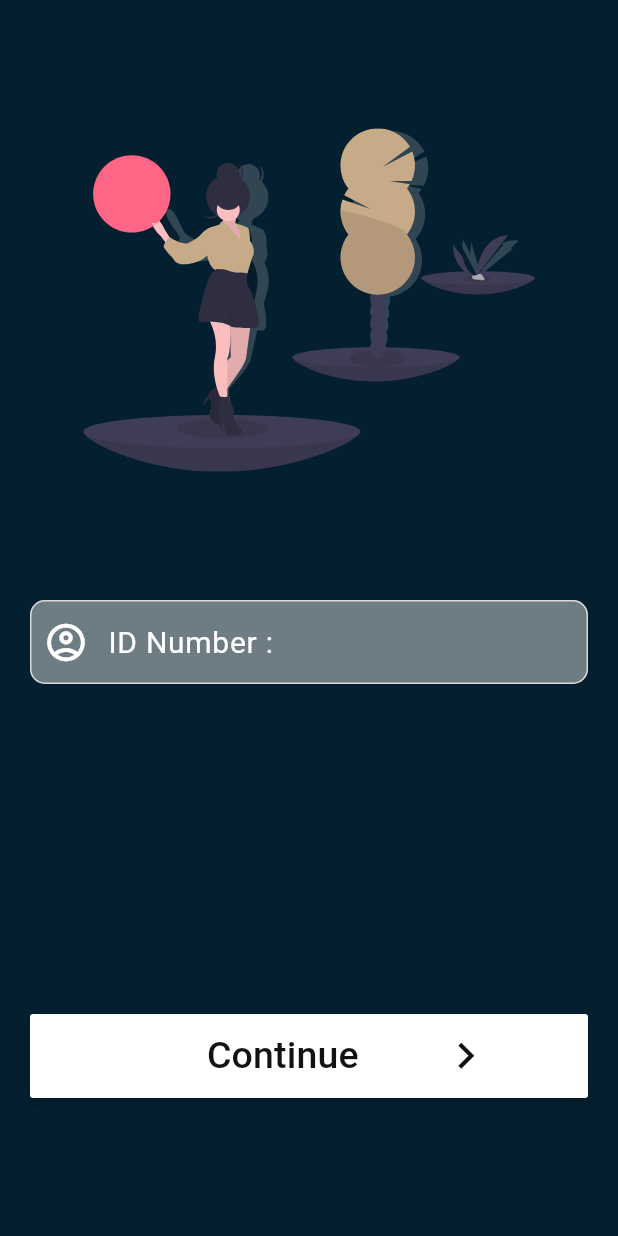
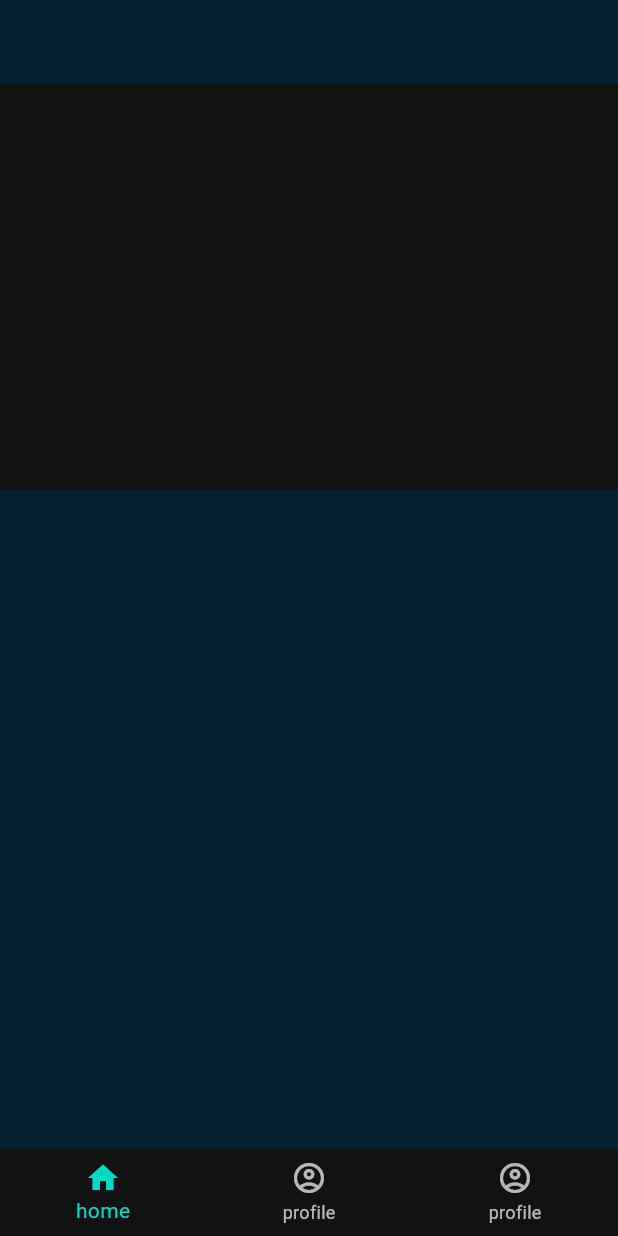
Before and after one commit to RonaldTayie/HospiSolve, a Flutter app: the screen it shows after launch, after a tap on "Continue", on a phone screen of 412 x 824 dp. Run offline on Flutter 3.47's test engine with Material 2 defaults, Android fonts, the phone set to English and light mode, and no system bars; our stand-ins replace flutter_svg.

Commit message:
home screen

```diff
--- /dev/null
+++ b/lib/views/BaseView.dart
@@ -0,0 +1,27 @@
+import 'package:flutter/material.dart';
+import 'package:hospisolve/views/pages/HomeView.dart';
+
+class BaseView extends StatefulWidget {
+  const BaseView({super.key});
+  @override
+  State<BaseView> createState() => _BaseViewState();
+}
+
+class _BaseViewState extends State<BaseView> {
+  @override
+  Widget build(BuildContext context) {
+    return Scaffold(
+      appBar: AppBar(),
+      body: PageView(children: [
+        HomeView()
+      ],),
+      bottomNavigationBar: BottomNavigationBar(
+        items: const [
+          BottomNavigationBarItem(icon: Icon(Icons.home),label: "home"),
+          BottomNavigationBarItem(icon: Icon(Icons.account_circle_outlined), label: "profile"),
+          BottomNavigationBarItem(icon: Icon(Icons.account_circle_outlined), label: "profile"),
+        ],
+      ),
+    );
+  }
+}
--- a/lib/views/login.dart
+++ b/lib/views/login.dart
@@ -1,5 +1,6 @@
 import 'package:flutter/material.dart';
 import 'package:flutter_svg/flutter_svg.dart';
+import 'package:hospisolve/views/BaseView.dart';
 
 class LoginView extends StatefulWidget {
   const LoginView({super.key});
@@ -74,7 +75,9 @@ class _LoginViewState extends State<LoginView> {
                     const Spacer(flex: 1,),
                   ],
                 ),
-                onPressed: (){},
+                onPressed: (){
+                  Navigator.pushReplacement(context, MaterialPageRoute(builder: (context)=>BaseView()));
+                },
               ),
             )
           ],
--- /dev/null
+++ b/lib/views/pages/HomeView.dart
@@ -0,0 +1,24 @@
+import 'package:flutter/cupertino.dart';
+import 'package:flutter/material.dart';
+
+class HomeView extends StatefulWidget {
+  const HomeView({super.key});
+
+  @override
+  State<HomeView> createState() => _HomeViewState();
+}
+
+class _HomeViewState extends State<HomeView> {
+  @override
+  Widget build(BuildContext context) {
+    return CustomScrollView(
+      slivers: [
+        SliverAppBar(
+          backgroundColor: Theme.of(context).primaryColor,
+          elevation: 0,
+          expandedHeight: 270,
+        ),
+      ],
+    );
+  }
+}
```
